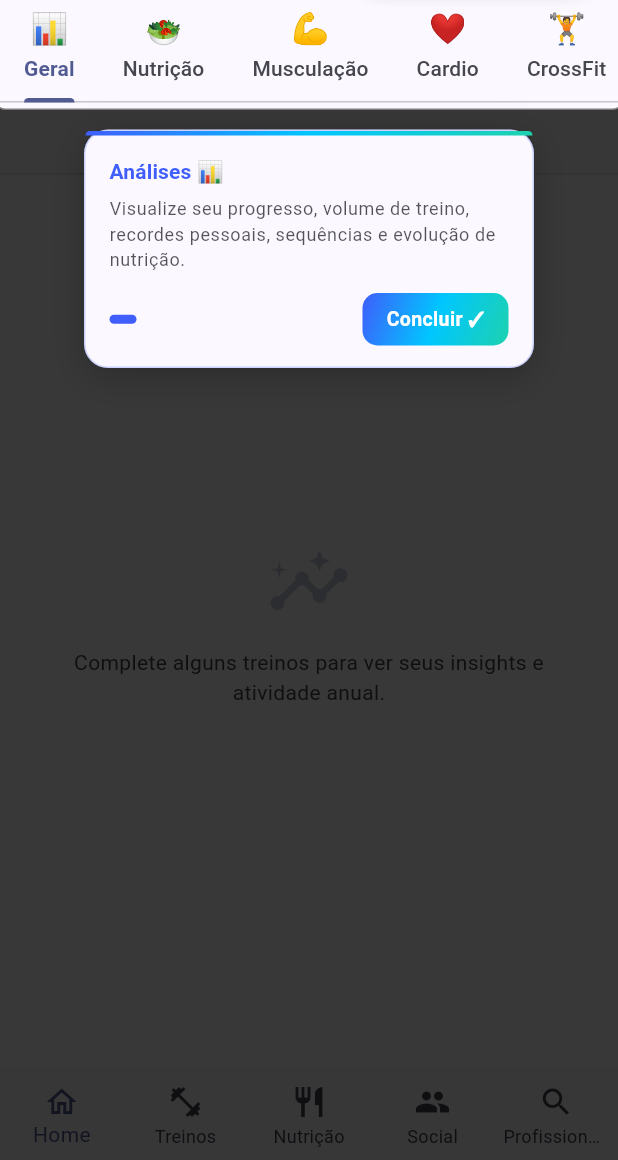
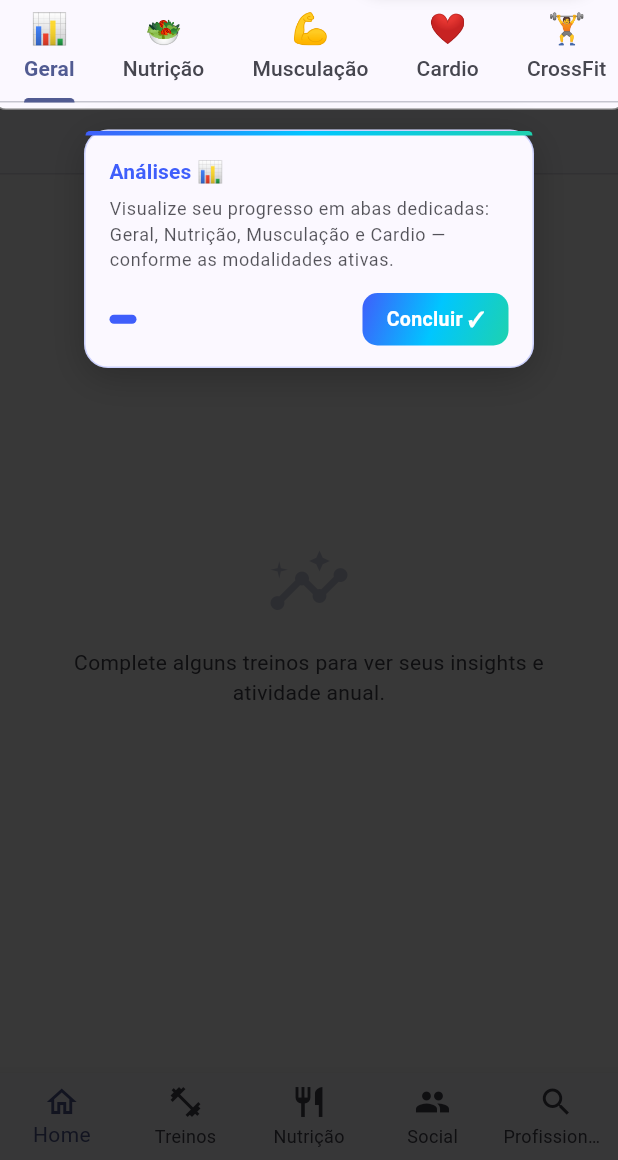
Before and after one commit to Caiocpm/gym-tracker, a Flutter app: the AnalyticsScreen screen opened by its route, on a phone screen of 412 x 824 dp, the part 76-1236 px from its top. Run offline on Flutter 3.47's test engine with Material 3 defaults, Android fonts, the phone set to English and light mode, and no system bars; our stand-ins replace dio, drift, fl_chart, flutter_local_notifications, flutter_riverpod, geolocator and 8 more; missing offline and left inert: gal, pasteboard; accounts and stored records are empty; generated files the repository leaves out were written again; network calls fail.

Commit message:
Atualiza textos do tutorial para refletir layout atual
- bottom_nav: descrição genérica para última aba (varia por perfil)
- profile_button: lista as 5 abas do perfil corretamente
- social_header: remove menção a desafios (feature inexistente)
- social_tabs: corrige "Grupos" → "Meus Grupos"
- analytics_tabbar: lista abas reais (Geral, Nutrição, Musculação, Cardio)
- profile_appbar: descreve as 5 abas do perfil corretamente

Co-Authored-By: Claude Sonnet 4.6 <noreply@anthropic.com>

```diff
--- a/mobile/lib/shared/tutorial/tutorial_phases.dart
+++ b/mobile/lib/shared/tutorial/tutorial_phases.dart
@@ -17,7 +17,8 @@ abstract class TutorialPhases {
       id: 'bottom_nav',
       title: 'Navegação Principal',
       description:
-          'Use as 5 abas para acessar Home, Treinos, Nutrição, Social e Equipe.',
+          'Use as 5 abas para navegar entre Home, Treinos, Nutrição, Social '
+          'e a última aba que varia conforme seu perfil.',
       targetKey: TutorialKeys.bottomNav,
       padding: const EdgeInsets.symmetric(horizontal: 0, vertical: 4),
       radius: 0,
@@ -27,7 +28,8 @@ abstract class TutorialPhases {
       id: 'profile_button',
       title: 'Seu Perfil',
       description:
-          'Acesse estatísticas, conquistas, medidas corporais e configurações.',
+          'Acesse seu dashboard, dados pessoais, medidas corporais, '
+          'histórico de evolução e conquistas.',
       targetKey: TutorialKeys.profileButton,
       tooltipPosition: TooltipPosition.below,
     ),
@@ -107,15 +109,14 @@ abstract class TutorialPhases {
       id: 'social_header',
       title: 'Comunidade 🤝',
       description:
-          'Conecte-se com outros praticantes, crie grupos, participe de '
-          'desafios e compartilhe seu progresso.',
+          'Conecte-se com outros praticantes, crie grupos e compartilhe seu progresso.',
       targetKey: TutorialKeys.socialHeader,
       padding: const EdgeInsets.all(6),
       tooltipPosition: TooltipPosition.below,
     ),
     TutorialStep(
       id: 'social_tabs',
-      title: 'Feed · Grupos · Descobrir',
+      title: 'Feed · Meus Grupos · Descobrir',
       description:
           'Navegue entre o feed de atividades, seus grupos e descubra novas '
           'comunidades para participar.',
@@ -132,8 +133,8 @@ abstract class TutorialPhases {
       id: 'analytics_tabbar',
       title: 'Análises 📊',
       description:
-          'Visualize seu progresso, volume de treino, recordes pessoais, '
-          'sequências e evolução de nutrição.',
+          'Visualize seu progresso em abas dedicadas: Geral, Nutrição, '
+          'Musculação e Cardio — conforme as modalidades ativas.',
       targetKey: TutorialKeys.analyticsTabBar,
       padding: const EdgeInsets.all(4),
       radius: 8,
@@ -147,8 +148,8 @@ abstract class TutorialPhases {
       id: 'profile_appbar',
       title: 'Seu Perfil 🏆',
       description:
-          'Veja estatísticas gerais, conquistas desbloqueadas, medidas '
-          'corporais e seu histórico de evolução.',
+          'Cinco abas completas: Dashboard com estatísticas, Dados Pessoais, '
+          'Medidas corporais, Histórico de evolução e Conquistas.',
       targetKey: TutorialKeys.profileAppBar,
       padding: const EdgeInsets.all(4),
       tooltipPosition: TooltipPosition.below,
```
